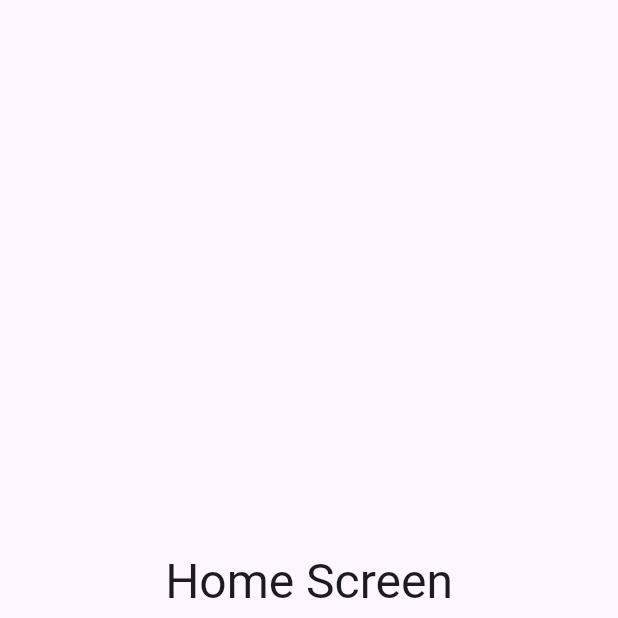
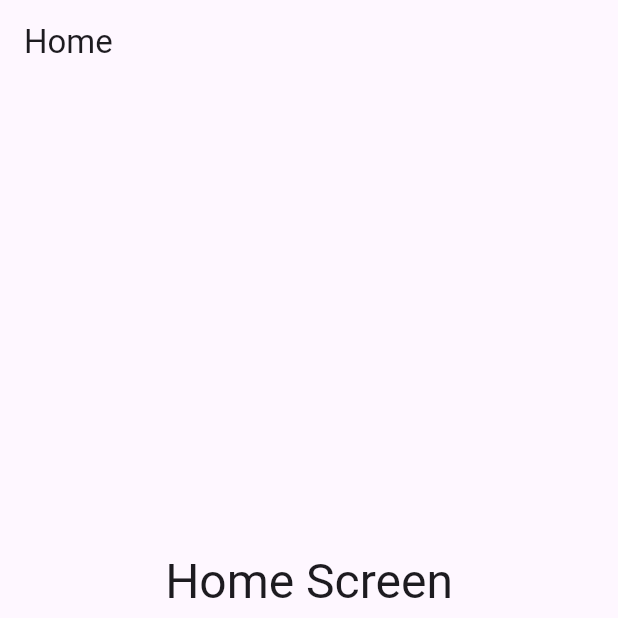
Before and after one commit to alyfadhel/btm, a Flutter app: the screen it shows after launch, on a phone screen of 412 x 824 dp, the top half of it. Run offline on Flutter 3.47's test engine with Material 3 defaults, Android fonts, the phone set to English and light mode, and no system bars; our stand-ins replace bloc, flutter_bloc.

Commit message:
bottom nav

```diff
--- a/lib/cubit/cubit.dart
+++ b/lib/cubit/cubit.dart
@@ -45,6 +45,13 @@ class AppCubit extends Cubit<AppStates> {
     const SettingsScreen(),
   ];
 
+  List<String> titles = [
+    'Home',
+    'Category',
+    'Favorite',
+    'settings',
+  ];
+
   void changeBottomNav(int index)
   {
     currentIndex = index;
--- a/lib/layout.dart
+++ b/lib/layout.dart
@@ -16,7 +16,10 @@ class LayOutScreen extends StatelessWidget {
         builder: (context, state) {
           var cubit = AppCubit.get(context);
           return Scaffold(
-            appBar: AppBar(),
+            appBar: AppBar(
+              title:
+                Text(cubit.titles[cubit.currentIndex])
+            ),
             floatingActionButtonLocation:
                 FloatingActionButtonLocation.miniCenterDocked,
             bottomNavigationBar: BottomAppBar(
--- a/lib/layout/info/info_screen.dart
+++ b/lib/layout/info/info_screen.dart
@@ -15,6 +15,7 @@ class InfoScreen extends StatelessWidget {
             Icons.arrow_back_ios,
           ),
         ),
+        title: const Text('Info'),
       ),
       body: Center(
         child: Text(
```
